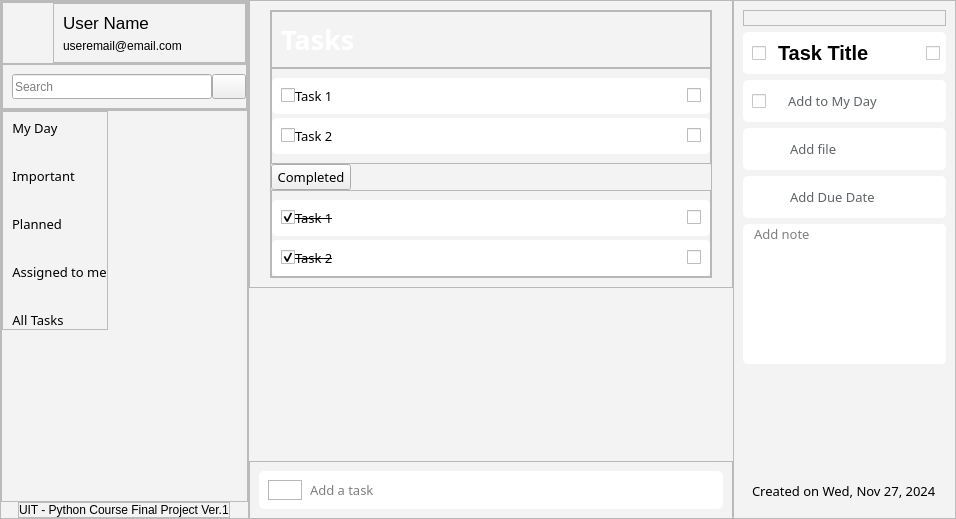
Before: the Qt Designer form ui/ui-design.ui in AgentMajin/taskify, drawn with Qt 5.
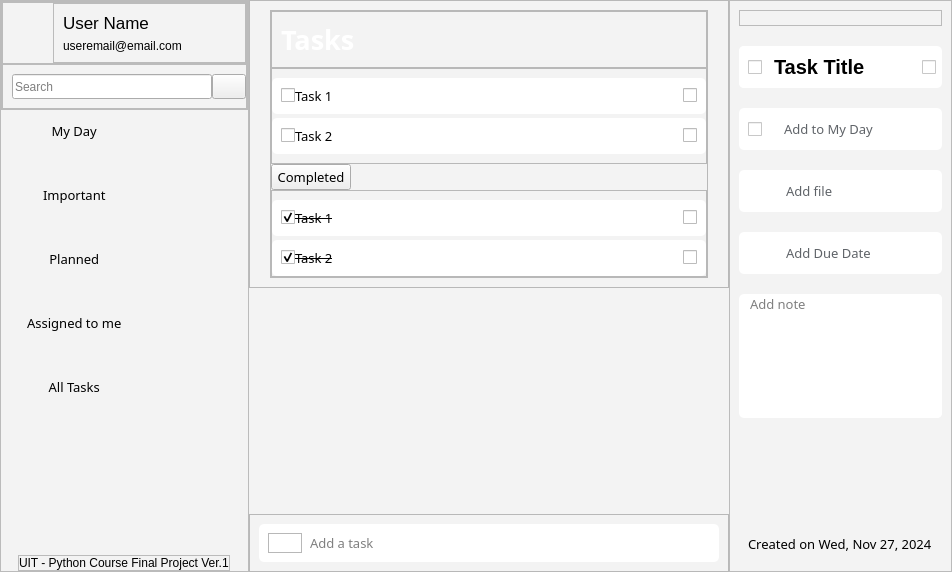
After: the same form once the commit is applied. The open tabs and pages were chosen to show the change. Icons and pictures are not drawn.

Commit message: ui-update + sample-login-page

```diff
--- a/ui/ui-design.ui
+++ b/ui/ui-design.ui
@@ -6,8 +6,8 @@
    <rect>
     <x>0</x>
     <y>0</y>
-    <width>956</width>
-    <height>519</height>
+    <width>952</width>
+    <height>572</height>
    </rect>
   </property>
   <property name="sizePolicy">
@@ -325,6 +325,9 @@
            <verstretch>0</verstretch>
           </sizepolicy>
          </property>
+         <property name="styleSheet">
+          <string notr="true">background:transparent</string>
+         </property>
          <property name="frameShape">
           <enum>QFrame::StyledPanel</enum>
          </property>
@@ -347,10 +350,10 @@
           <property name="bottomMargin">
            <number>0</number>
           </property>
-          <item alignment="Qt::AlignLeft|Qt::AlignTop">
+          <item alignment="Qt::AlignTop">
            <widget class="QFrame" name="menu_frame">
             <property name="sizePolicy">
-             <sizepolicy hsizetype="Preferred" vsizetype="Fixed">
+             <sizepolicy hsizetype="Preferred" vsizetype="Expanding">
               <horstretch>0</horstretch>
               <verstretch>0</verstretch>
              </sizepolicy>
@@ -361,12 +364,15 @@
             <property name="frameShadow">
              <enum>QFrame::Raised</enum>
             </property>
-            <layout class="QGridLayout" name="gridLayout">
+            <layout class="QVBoxLayout" name="verticalLayout_8">
+             <property name="spacing">
+              <number>26</number>
+             </property>
              <property name="leftMargin">
-              <number>9</number>
+              <number>0</number>
              </property>
              <property name="topMargin">
-              <number>7</number>
+              <number>0</number>
              </property>
              <property name="rightMargin">
               <number>0</number>
@@ -374,16 +380,24 @@
              <property name="bottomMargin">
               <number>0</number>
              </property>
-             <property name="horizontalSpacing">
-              <number>20</number>
-             </property>
-             <property name="verticalSpacing">
-              <number>30</number>
-             </property>
-             <item row="0" column="0">
+             <item>
+              <widget class="QFrame" name="item_frame_1">
+               <property name="styleSheet">
+                <string notr="true">#item_frame_1::hover {
+    background-color: rgba(255, 255, 255, 0.8); 
+}</string>
+               </property>
+               <property name="frameShape">
+                <enum>QFrame::StyledPanel</enum>
+               </property>
+               <property name="frameShadow">
+                <enum>QFrame::Raised</enum>
+               </property>
+               <layout class="QHBoxLayout" name="horizontalLayout_7">
+                <item>
               <widget class="QPushButton" name="my_day_button">
                <property name="sizePolicy">
-                <sizepolicy hsizetype="Fixed" vsizetype="Fixed">
+                   <sizepolicy hsizetype="Preferred" vsizetype="Fixed">
                  <horstretch>0</horstretch>
                  <verstretch>0</verstretch>
                 </sizepolicy>
@@ -400,7 +414,7 @@
 </string>
                </property>
                <property name="text">
-                <string>My Day</string>
+                   <string>    My Day</string>
                </property>
                <property name="icon">
                 <iconset resource="../resources/icon.qrc">
@@ -414,10 +428,158 @@
                </property>
               </widget>
              </item>
-             <item row="3" column="0">
+                <item>
+                 <widget class="QFrame" name="blank_frame_5">
+                  <property name="styleSheet">
+                   <string notr="true"/>
+                  </property>
+                  <property name="frameShape">
+                   <enum>QFrame::StyledPanel</enum>
+                  </property>
+                  <property name="frameShadow">
+                   <enum>QFrame::Raised</enum>
+                  </property>
+                 </widget>
+                </item>
+               </layout>
+              </widget>
+             </item>
+             <item>
+              <widget class="QFrame" name="item_frame_2">
+               <property name="styleSheet">
+                <string notr="true">#item_frame_2::hover {
+    background-color: rgba(255, 255, 255, 0.8); 
+}</string>
+               </property>
+               <property name="frameShape">
+                <enum>QFrame::StyledPanel</enum>
+               </property>
+               <property name="frameShadow">
+                <enum>QFrame::Raised</enum>
+               </property>
+               <layout class="QHBoxLayout" name="horizontalLayout_12">
+                <item>
+                 <widget class="QPushButton" name="important_button">
+                  <property name="sizePolicy">
+                   <sizepolicy hsizetype="Minimum" vsizetype="Fixed">
+                    <horstretch>0</horstretch>
+                    <verstretch>0</verstretch>
+                   </sizepolicy>
+                  </property>
+                  <property name="font">
+                   <font>
+                    <family>Microsoft JhengHei</family>
+                    <pointsize>10</pointsize>
+                   </font>
+                  </property>
+                  <property name="styleSheet">
+                   <string notr="true">border: none;</string>
+                  </property>
+                  <property name="text">
+                   <string>    Important</string>
+                  </property>
+                  <property name="icon">
+                   <iconset resource="../resources/icon.qrc">
+                    <normaloff>:/icon/icons/star.png</normaloff>:/icon/icons/star.png</iconset>
+                  </property>
+                  <property name="iconSize">
+                   <size>
+                    <width>25</width>
+                    <height>25</height>
+                   </size>
+                  </property>
+                 </widget>
+                </item>
+                <item>
+                 <widget class="QFrame" name="blank_frame_4">
+                  <property name="frameShape">
+                   <enum>QFrame::StyledPanel</enum>
+                  </property>
+                  <property name="frameShadow">
+                   <enum>QFrame::Raised</enum>
+                  </property>
+                 </widget>
+                </item>
+               </layout>
+              </widget>
+             </item>
+             <item>
+              <widget class="QFrame" name="item_frame_3">
+               <property name="styleSheet">
+                <string notr="true">#item_frame_3::hover {
+    background-color: rgba(255, 255, 255, 0.8); 
+}</string>
+               </property>
+               <property name="frameShape">
+                <enum>QFrame::StyledPanel</enum>
+               </property>
+               <property name="frameShadow">
+                <enum>QFrame::Raised</enum>
+               </property>
+               <layout class="QHBoxLayout" name="horizontalLayout_13">
+                <item>
+                 <widget class="QPushButton" name="planned_button">
+                  <property name="sizePolicy">
+                   <sizepolicy hsizetype="Minimum" vsizetype="Fixed">
+                    <horstretch>0</horstretch>
+                    <verstretch>0</verstretch>
+                   </sizepolicy>
+                  </property>
+                  <property name="font">
+                   <font>
+                    <family>Microsoft JhengHei</family>
+                    <pointsize>10</pointsize>
+                   </font>
+                  </property>
+                  <property name="styleSheet">
+                   <string notr="true">border: none;</string>
+                  </property>
+                  <property name="text">
+                   <string>    Planned</string>
+                  </property>
+                  <property name="icon">
+                   <iconset resource="../resources/icon.qrc">
+                    <normaloff>:/icon/icons/plan.png</normaloff>:/icon/icons/plan.png</iconset>
+                  </property>
+                  <property name="iconSize">
+                   <size>
+                    <width>25</width>
+                    <height>25</height>
+                   </size>
+                  </property>
+                 </widget>
+                </item>
+                <item>
+                 <widget class="QFrame" name="blank_frame_3">
+                  <property name="frameShape">
+                   <enum>QFrame::StyledPanel</enum>
+                  </property>
+                  <property name="frameShadow">
+                   <enum>QFrame::Raised</enum>
+                  </property>
+                 </widget>
+                </item>
+               </layout>
+              </widget>
+             </item>
+             <item>
+              <widget class="QFrame" name="item_frame_4">
+               <property name="styleSheet">
+                <string notr="true">#item_frame_4::hover {
+    background-color: rgba(255, 255, 255, 0.8); 
+}</string>
+               </property>
+               <property name="frameShape">
+                <enum>QFrame::StyledPanel</enum>
+               </property>
+               <property name="frameShadow">
+                <enum>QFrame::Raised</enum>
+               </property>
+               <layout class="QHBoxLayout" name="horizontalLayout_14">
+                <item>
               <widget class="QPushButton" name="assign_me_button">
                <property name="sizePolicy">
-                <sizepolicy hsizetype="Fixed" vsizetype="Fixed">
+                   <sizepolicy hsizetype="Minimum" vsizetype="Fixed">
                  <horstretch>0</horstretch>
                  <verstretch>0</verstretch>
                 </sizepolicy>
@@ -432,7 +594,7 @@
                 <string notr="true">border: none;</string>
                </property>
                <property name="text">
-                <string>Assigned to me</string>
+                   <string>    Assigned to me</string>
                </property>
                <property name="icon">
                 <iconset resource="../resources/icon.qrc">
@@ -446,10 +608,37 @@
                </property>
               </widget>
              </item>
-             <item row="4" column="0">
+                <item>
+                 <widget class="QFrame" name="blank_frame_2">
+                  <property name="frameShape">
+                   <enum>QFrame::StyledPanel</enum>
+                  </property>
+                  <property name="frameShadow">
+                   <enum>QFrame::Raised</enum>
+                  </property>
+                 </widget>
+                </item>
+               </layout>
+              </widget>
+             </item>
+             <item>
+              <widget class="QFrame" name="item_frame_5">
+               <property name="styleSheet">
+                <string notr="true">#item_frame_5::hover {
+    background-color: rgba(255, 255, 255, 0.8); 
+}</string>
+               </property>
+               <property name="frameShape">
+                <enum>QFrame::StyledPanel</enum>
+               </property>
+               <property name="frameShadow">
+                <enum>QFrame::Raised</enum>
+               </property>
+               <layout class="QHBoxLayout" name="horizontalLayout_15">
+                <item>
               <widget class="QPushButton" name="task_button">
                <property name="sizePolicy">
-                <sizepolicy hsizetype="Fixed" vsizetype="Fixed">
+                   <sizepolicy hsizetype="Minimum" vsizetype="Fixed">
                  <horstretch>0</horstretch>
                  <verstretch>0</verstretch>
                 </sizepolicy>
@@ -464,7 +653,7 @@
                 <string notr="true">border: none</string>
                </property>
                <property name="text">
-                <string>All Tasks</string>
+                   <string>    All Tasks</string>
                </property>
                <property name="icon">
                 <iconset resource="../resources/icon.qrc">
@@ -478,68 +667,17 @@
                </property>
               </widget>
              </item>
-             <item row="2" column="0">
-              <widget class="QPushButton" name="planned_button">
-               <property name="sizePolicy">
-                <sizepolicy hsizetype="Fixed" vsizetype="Fixed">
-                 <horstretch>0</horstretch>
-                 <verstretch>0</verstretch>
-                </sizepolicy>
-               </property>
-               <property name="font">
-                <font>
-                 <family>Microsoft JhengHei</family>
-                 <pointsize>10</pointsize>
-                </font>
-               </property>
-               <property name="styleSheet">
-                <string notr="true">border: none;</string>
-               </property>
-               <property name="text">
-                <string>Planned</string>
-               </property>
-               <property name="icon">
-                <iconset resource="../resources/icon.qrc">
-                 <normaloff>:/icon/icons/plan.png</normaloff>:/icon/icons/plan.png</iconset>
-               </property>
-               <property name="iconSize">
-                <size>
-                 <width>25</width>
-                 <height>25</height>
-                </size>
+                <item>
+                 <widget class="QFrame" name="blank_frame">
+                  <property name="frameShape">
+                   <enum>QFrame::StyledPanel</enum>
+                  </property>
+                  <property name="frameShadow">
+                   <enum>QFrame::Raised</enum>
                </property>
               </widget>
              </item>
-             <item row="1" column="0">
-              <widget class="QPushButton" name="important_button">
-               <property name="sizePolicy">
-                <sizepolicy hsizetype="Fixed" vsizetype="Fixed">
-                 <horstretch>0</horstretch>
-                 <verstretch>0</verstretch>
-                </sizepolicy>
-               </property>
-               <property name="font">
-                <font>
-                 <family>Microsoft JhengHei</family>
-                 <pointsize>10</pointsize>
-                </font>
-               </property>
-               <property name="styleSheet">
-                <string notr="true">border: none;</string>
-               </property>
-               <property name="text">
-                <string>Important</string>
-               </property>
-               <property name="icon">
-                <iconset resource="../resources/icon.qrc">
-                 <normaloff>:/icon/icons/star.png</normaloff>:/icon/icons/star.png</iconset>
-               </property>
-               <property name="iconSize">
-                <size>
-                 <width>25</width>
-                 <height>25</height>
-                </size>
-               </property>
+               </layout>
               </widget>
              </item>
             </layout>
@@ -600,7 +738,7 @@
     <item>
      <widget class="QStackedWidget" name="stackedWidget">
       <property name="currentIndex">
-       <number>1</number>
+       <number>0</number>
       </property>
       <widget class="QWidget" name="page">
        <layout class="QVBoxLayout" name="verticalLayout_32">
@@ -622,13 +760,14 @@
         <item>
          <widget class="QFrame" name="Task">
           <property name="styleSheet">
-           <string notr="true">#Task{
-margin: 0px;
-background-image: url(:/icon/img/note-background.jpg);
-background-position: center;
-border-radius: 10px}
-
-</string>
+           <string notr="true">#Task {
+    margin: 0px;
+    background-image: url(:/icon/img/note-background.jpg);
+    background-position: center;
+    background-repeat: no-repeat;
+    border-radius: 10px;
+	background-size: 100% 100%;
+}</string>
           </property>
           <property name="frameShape">
            <enum>QFrame::StyledPanel</enum>
@@ -3291,6 +3430,9 @@
        <enum>QFrame::Raised</enum>
       </property>
       <layout class="QVBoxLayout" name="verticalLayout_4">
+       <property name="spacing">
+        <number>20</number>
+       </property>
        <item>
         <widget class="QFrame" name="close_frame">
          <property name="sizePolicy">
```
Lines whose indentation alone changed are shown as unchanged. The commit also changes 3 other files.
